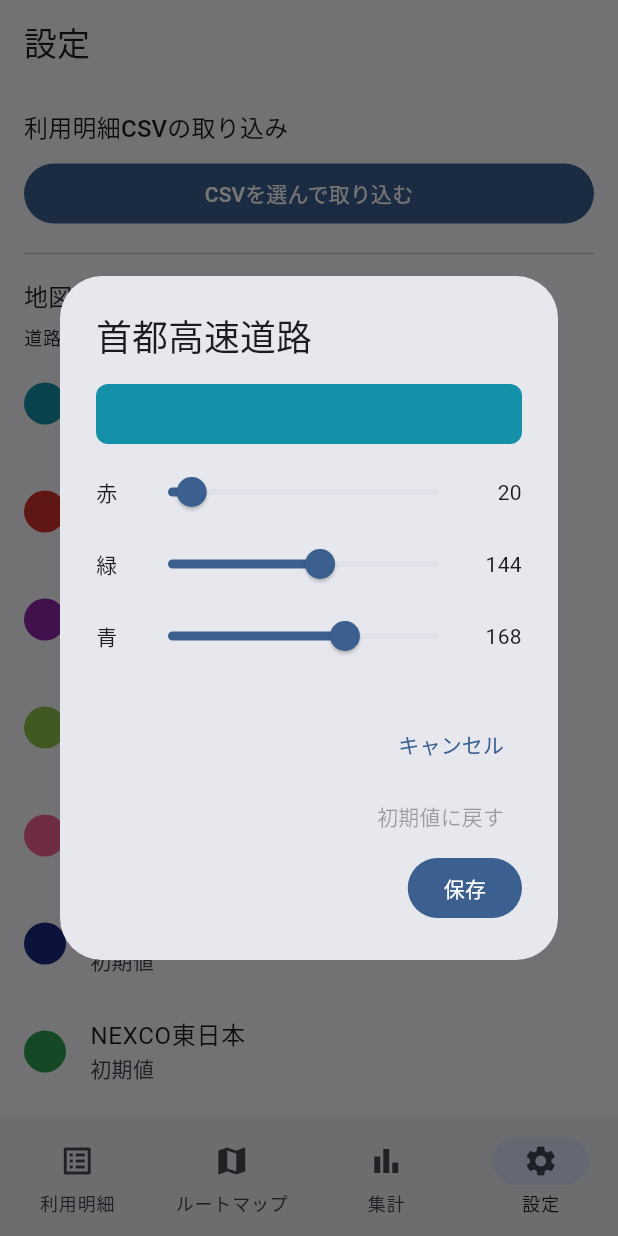
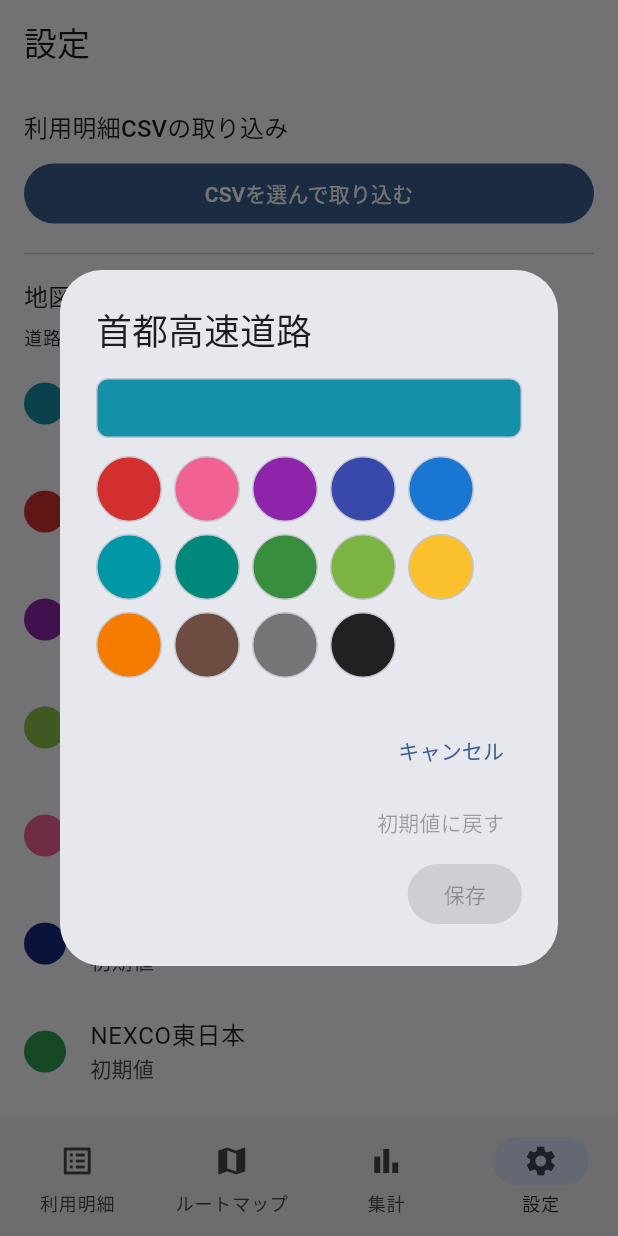
Before and after one commit to hnt1028/etc-meisai, a Flutter app: the SettingsScreen screen opened by its route, after a tap on "首都高速道路", on a phone screen of 412 x 824 dp. Run offline on Flutter 3.47's test engine with Material 3 defaults, Android fonts, the phone set to English and light mode, and no system bars; our stand-ins replace csv, drift, drift_flutter, file_picker, fl_chart, flutter_map and 3 more; missing offline and left inert: jis0208; accounts and stored records are empty; generated files the repository leaves out were written again.

Commit message:
Change: 線の色の選択を、RGBスライダーからパレットに変える
Co-Authored-By: Claude Sonnet 5.5 <noreply@anthropic.com>

```diff
--- a/lib/userinterface/settings/operator_color_section.dart
+++ b/lib/userinterface/settings/operator_color_section.dart
@@ -7,7 +7,7 @@ import 'package:flutter/material.dart';
 import 'package:flutter_riverpod/flutter_riverpod.dart';
 
 /// OP-7 and OP-8 of SCR-001: the color of the lines of every road operator on
-/// the map. Tapping an operator opens its color (red, green and blue sliders).
+/// the map. Tapping an operator opens its color (a palette).
 class OperatorColorSection extends ConsumerWidget {
   const OperatorColorSection({super.key});
 
@@ -118,8 +118,27 @@ class OperatorColorChoice {
   final int? color;
 }
 
-/// Asks for the color of an operator with red, green and blue sliders, showing
-/// the color. Returns null when the dialog was cancelled.
+/// The colors to choose from, with their names (read aloud, and shown as the
+/// tooltip). Each one is an opaque ARGB number.
+const operatorColorPalette = <({String name, int color})>[
+  (name: SettingsStrings.paletteRed, color: 0xFFD32F2F),
+  (name: SettingsStrings.palettePink, color: 0xFFF06292),
+  (name: SettingsStrings.palettePurple, color: 0xFF8E24AA),
+  (name: SettingsStrings.paletteIndigo, color: 0xFF3949AB),
+  (name: SettingsStrings.paletteBlue, color: 0xFF1976D2),
+  (name: SettingsStrings.paletteCyan, color: 0xFF0097A7),
+  (name: SettingsStrings.paletteTeal, color: 0xFF00897B),
+  (name: SettingsStrings.paletteGreen, color: 0xFF388E3C),
+  (name: SettingsStrings.paletteLime, color: 0xFF7CB342),
+  (name: SettingsStrings.paletteYellow, color: 0xFFFBC02D),
+  (name: SettingsStrings.paletteOrange, color: 0xFFF57C00),
+  (name: SettingsStrings.paletteBrown, color: 0xFF6D4C41),
+  (name: SettingsStrings.paletteGrey, color: 0xFF757575),
+  (name: SettingsStrings.paletteBlack, color: 0xFF212121),
+];
+
+/// Asks for the color of an operator by a palette, showing the color. Returns
+/// null when the dialog was cancelled.
 Future<OperatorColorChoice?> showOperatorColorDialog(
   BuildContext context,
   OperatorColorDTO current,
@@ -140,38 +159,16 @@ class _OperatorColorDialog extends StatefulWidget {
 }
 
 class _OperatorColorDialogState extends State<_OperatorColorDialog> {
-  late int _red = (widget.current.color >> 16) & 0xFF;
-  late int _green = (widget.current.color >> 8) & 0xFF;
-  late int _blue = widget.current.color & 0xFF;
-
-  int get _color => 0xFF000000 | (_red << 16) | (_green << 8) | _blue;
-
-  Widget _slider(String key, String label, int value, ValueChanged<int> set) {
-    return Row(
-      children: [
-        SizedBox(width: 24, child: Text(label)),
-        Expanded(
-          child: Slider(
-            key: ValueKey(key),
-            value: value.toDouble(),
-            min: 0,
-            max: 255,
-            divisions: 255,
-            label: '$value',
-            onChanged: (v) => setState(() => set(v.round())),
-          ),
-        ),
-        SizedBox(width: 32, child: Text('$value', textAlign: TextAlign.end)),
-      ],
-    );
-  }
+  late int _color = widget.current.color;
 
   @override
   Widget build(BuildContext context) {
+    final scheme = Theme.of(context).colorScheme;
     return AlertDialog(
       title: Text(widget.current.operatorName),
       content: Column(
         mainAxisSize: MainAxisSize.min,
+        crossAxisAlignment: CrossAxisAlignment.start,
         children: [
           Container(
             key: const ValueKey('operator-color-preview'),
@@ -179,26 +176,41 @@ class _OperatorColorDialogState extends State<_OperatorColorDialog> {
             decoration: BoxDecoration(
               color: Color(_color),
               borderRadius: BorderRadius.circular(8),
+              border: Border.all(color: scheme.outlineVariant),
             ),
           ),
-          const SizedBox(height: 8),
-          _slider(
-            'slider-red',
-            SettingsStrings.operatorColorRed,
-            _red,
-            (v) => _red = v,
-          ),
-          _slider(
-            'slider-green',
-            SettingsStrings.operatorColorGreen,
-            _green,
-            (v) => _green = v,
-          ),
-          _slider(
-            'slider-blue',
-            SettingsStrings.operatorColorBlue,
-            _blue,
-            (v) => _blue = v,
+          const SizedBox(height: 12),
+          Wrap(
+            spacing: 8,
+            runSpacing: 8,
+            children: [
+              for (final entry in operatorColorPalette)
+                Tooltip(
+                  message: entry.name,
+                  child: InkWell(
+                    key: ValueKey('palette-${entry.color.toRadixString(16)}'),
+                    customBorder: const CircleBorder(),
+                    onTap: () => setState(() => _color = entry.color),
+                    child: Container(
+                      width: 44,
+                      height: 44,
+                      decoration: BoxDecoration(
+                        color: Color(entry.color),
+                        shape: BoxShape.circle,
+                        border: Border.all(color: scheme.outlineVariant),
+                      ),
+                      child: _color == entry.color
+                          ? Icon(
+                              Icons.check,
+                              color: Color(entry.color).computeLuminance() > 0.5
+                                  ? Colors.black
+                                  : Colors.white,
+                            )
+                          : null,
+                    ),
+                  ),
+                ),
+            ],
           ),
         ],
       ),
@@ -215,8 +227,9 @@ class _OperatorColorDialogState extends State<_OperatorColorDialog> {
           child: const Text(SettingsStrings.operatorColorReset),
         ),
         FilledButton(
-          onPressed: () =>
-              Navigator.of(context).pop(OperatorColorChoice(_color)),
+          onPressed: _color == widget.current.color
+              ? null
+              : () => Navigator.of(context).pop(OperatorColorChoice(_color)),
           child: const Text(SettingsStrings.operatorColorSave),
         ),
       ],
--- a/lib/userinterface/settings/settings_strings.dart
+++ b/lib/userinterface/settings/settings_strings.dart
@@ -17,9 +17,20 @@ abstract final class SettingsStrings {
   static const operatorColorNote = '道路の事業者ごとに、地図の線の色を変えられます。';
   static const operatorColorDefault = '初期値';
   static const operatorColorChanged = '変更済み';
-  static const operatorColorRed = '赤';
-  static const operatorColorGreen = '緑';
-  static const operatorColorBlue = '青';
+  static const paletteRed = '赤';
+  static const palettePink = 'ピンク';
+  static const palettePurple = '紫';
+  static const paletteIndigo = '藍';
+  static const paletteBlue = '青';
+  static const paletteCyan = '水色';
+  static const paletteTeal = '青緑';
+  static const paletteGreen = '緑';
+  static const paletteLime = '黄緑';
+  static const paletteYellow = '黄';
+  static const paletteOrange = '橙';
+  static const paletteBrown = '茶';
+  static const paletteGrey = '灰';
+  static const paletteBlack = '黒';
   static const operatorColorCancel = 'キャンセル';
   static const operatorColorReset = '初期値に戻す';
   static const operatorColorSave = '保存';
```
Also changed, not shown: docs/systems/screens/images/SCR-001-operator-color.drawio.png, 4 other files.
